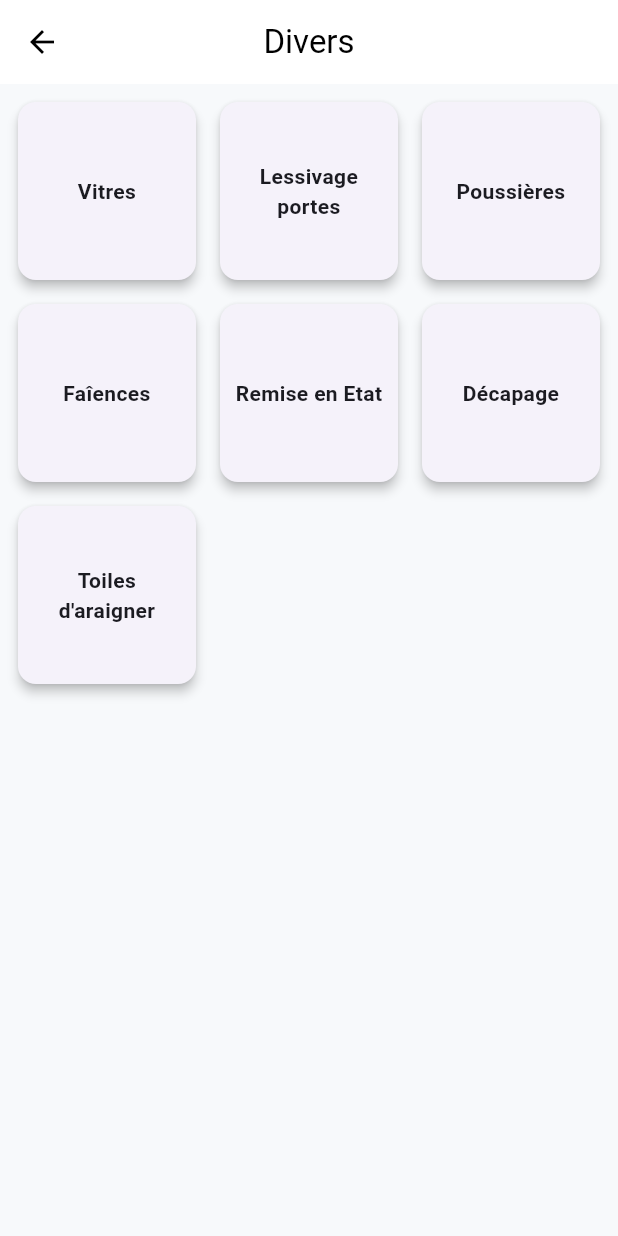
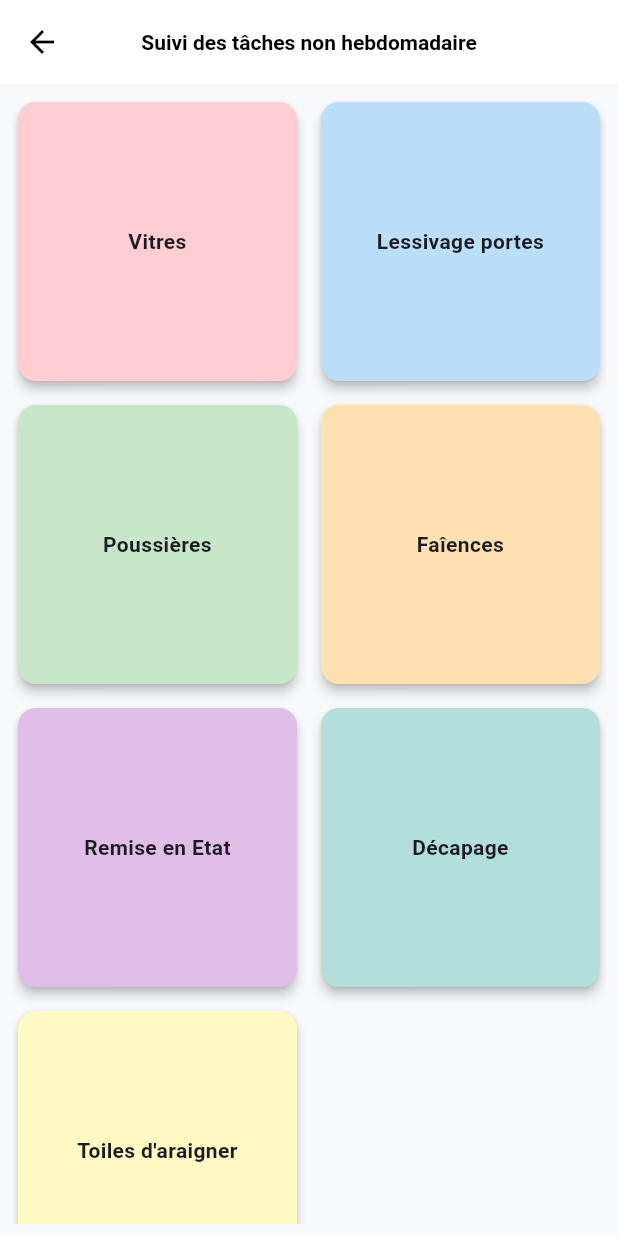
Before and after one commit to Web82-Thom/cleaning_schedule_demo, a Flutter app: the ViewTasksNoWeeklyPage screen opened directly, on a phone screen of 412 x 824 dp. Run offline on Flutter 3.47's test engine with Material 3 defaults, Android fonts, the phone set to English and light mode, and no system bars; our stand-ins replace cloud_firestore, firebase_auth, firebase_core, open_filex, pdf, table_calendar; accounts and stored records are empty.

Commit message:
put style Text

```diff
--- a/lib/screens/home_page.dart
+++ b/lib/screens/home_page.dart
@@ -51,7 +51,7 @@ class _HomePageState extends State<HomePage> {
 
     return Scaffold(
       appBar: AppBar(
-        title: const Text('Atelier de nettoyage'),
+        title: const Text('Atelier de nettoyage', style: TextStyle(fontSize: 16, fontWeight: FontWeight.bold),),
         actions: [
           IconButton(
             icon: const Icon(Icons.person_sharp),
@@ -73,8 +73,8 @@ class _HomePageState extends State<HomePage> {
         heroTag: null, //evite le conflit
         onPressed: () => stubController.onFabPressed(context),
         tooltip: 'Nouveau planning',
+        backgroundColor: Colors.indigo,
         child: const Icon(Icons.edit),
-        backgroundColor: Colors.indigo,
       ),
       floatingActionButtonLocation: FloatingActionButtonLocation.centerDocked,
       // BottomAppBar avec notch pour FAB
--- a/lib/screens/stubPages/rdv_calendar_page.dart
+++ b/lib/screens/stubPages/rdv_calendar_page.dart
@@ -195,7 +195,7 @@ class _RdvCalendarPageState extends State<RdvCalendarPage> {
       return const Scaffold(body: Center(child: CircularProgressIndicator()));
 
     return Scaffold(
-      appBar: AppBar(title: const Text('Rendez-vous')),
+      appBar: AppBar(title: const Text('Rendez-vous', style: TextStyle(fontSize: 15, fontWeight: FontWeight.bold),)),
       body: LayoutBuilder(
         builder: (context, constraints) {
           return SingleChildScrollView(
--- a/lib/screens/stubPages/view_tasks_no_weekly_page.dart
+++ b/lib/screens/stubPages/view_tasks_no_weekly_page.dart
@@ -10,28 +10,43 @@ class ViewTasksNoWeeklyPage extends StatelessWidget {
     final tasksWidget = TasksWidget();
 
     return Scaffold(
-      appBar: AppBar(title: const Text('Divers')),
+      appBar: AppBar(title: const Text('Suivi des tâches non hebdomadaire', style:TextStyle(fontSize: 14, fontWeight: FontWeight.bold),)),
       body: Padding(
         padding: const EdgeInsets.all(8.0),
         child: GridView.count(
-          crossAxisCount: 3, // 3 cartes par ligne
+          crossAxisCount: 2,
           crossAxisSpacing: 8,
           mainAxisSpacing: 8,
-          children: tasksWidget.tasksNoWeekly.map((task) {
+          children: List.generate(tasksWidget.tasksNoWeekly.length, (index) {
+            final task = tasksWidget.tasksNoWeekly[index];
+
+            // Liste de couleurs à cycle automatique
+            final colors = [
+              Colors.red.shade100,
+              Colors.blue.shade100,
+              Colors.green.shade100,
+              Colors.orange.shade100,
+              Colors.purple.shade100,
+              Colors.teal.shade100,
+              Colors.yellow.shade100,
+            ];
+            final bgColor = colors[index % colors.length];
+
             return InkWell(
               onTap: () {
                 Navigator.push(
-    context,
-    MaterialPageRoute(
-      builder: (_) => TableDateTaskNoWeeklyWidget(taskName: task),
-    ),
-  );
+                  context,
+                  MaterialPageRoute(
+                    builder: (_) => TableDateTaskNoWeeklyWidget(taskName: task),
+                  ),
+                );
               },
               child: Card(
                 elevation: 3,
                 shape: RoundedRectangleBorder(
                   borderRadius: BorderRadius.circular(12),
                 ),
+                color: bgColor, // couleur de fond
                 child: Center(
                   child: Padding(
                     padding: const EdgeInsets.all(8.0),
@@ -47,8 +62,9 @@ class ViewTasksNoWeeklyPage extends StatelessWidget {
                 ),
               ),
             );
-          }).toList(),
+          }),
         ),
+
       ),
     );
   }
--- a/lib/widgets/weekly_schedule_table_widget.dart
+++ b/lib/widgets/weekly_schedule_table_widget.dart
@@ -404,7 +404,7 @@ class _WeeklyScheduleTableWidgetState extends State<WeeklyScheduleTableWidget> {
                         Expanded(
                           child: Text(
                             title,
-                            style: const TextStyle(fontSize: 14),
+                            style: const TextStyle(fontSize: 12),
                             overflow: TextOverflow.ellipsis,
                           ),
                         ),
```
